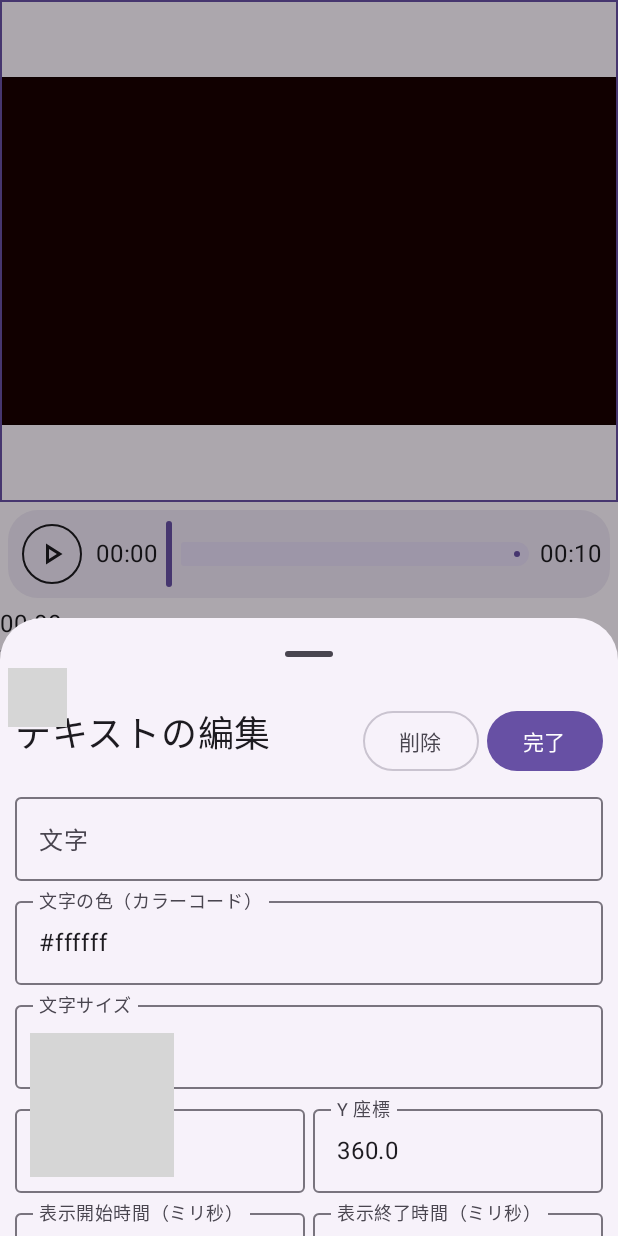
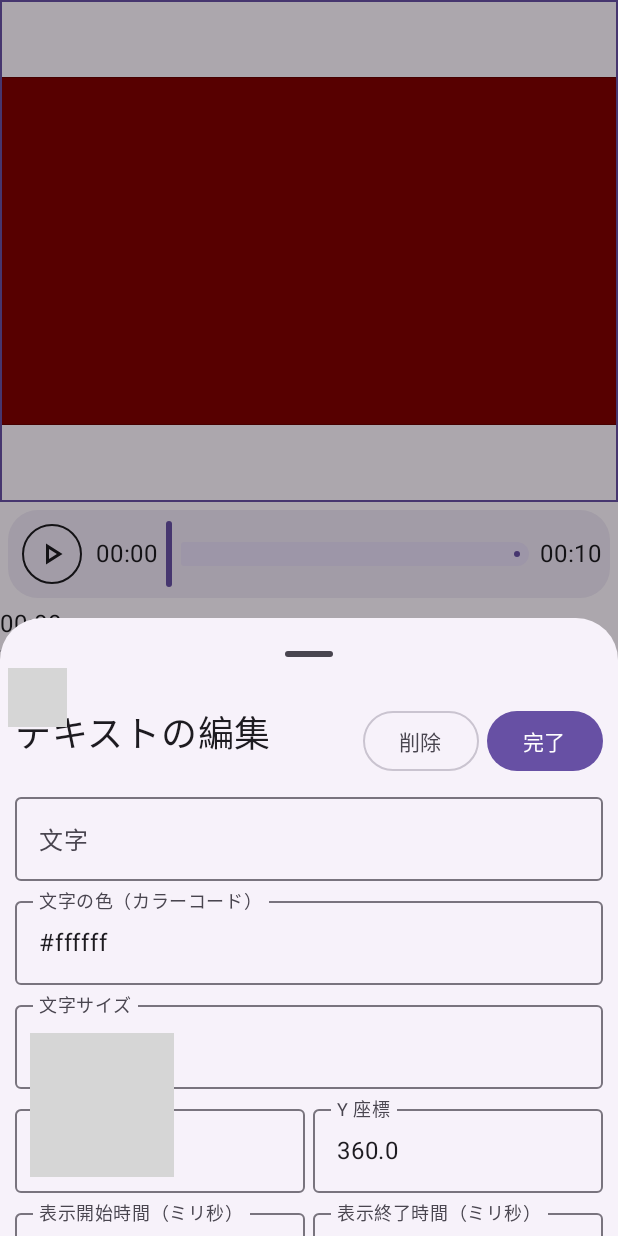
Before and after one commit to takusan23/AkariDroid, an Android app built with Jetpack Compose: the screen it shows after launch (MainActivity), after a tap on "テキストの追加", on a phone screen of 412 x 824 dp. Run offline under Robolectric (Android 15) with nearby library versions, the phone set to English and light mode, and no system bars; 2 statements that could not run were skipped; grey boxes are pictures that could not be loaded.

Commit message:
とりあえず動いている、清書します

```diff
--- a/app/src/main/java/io/github/takusan23/akaridroid/canvasrender/itemrender/TextRender.kt
+++ b/app/src/main/java/io/github/takusan23/akaridroid/canvasrender/itemrender/TextRender.kt
@@ -11,7 +11,7 @@ class TextRender(
 ) : ItemRenderInterface {
 
     /** 文字の大きさとか */
-    private val paint = Paint()
+    private val paint = createPaint(text)
 
     override val displayTime: RenderData.DisplayTime
         get() = text.displayTime
@@ -41,4 +41,20 @@ class TextRender(
     override suspend fun isDisplayPosition(currentPositionMs: Long): Boolean {
         return currentPositionMs in text.displayTime
     }
+
+    companion object {
+
+        /**
+         * [TextRender]で利用されている[Paint]を返す。
+         * 文字を書くときに必要な縦横サイズの測定に。
+         *
+         * @param text 文字サイズとか。[RenderData.CanvasItem.Text]
+         * @return [Paint]
+         */
+        fun createPaint(text: RenderData.CanvasItem.Text): Paint = Paint().apply {
+            color = Color.parseColor(text.fontColor)
+            textSize = text.textSize
+        }
+
+    }
 }
--- a/app/src/main/java/io/github/takusan23/akaridroid/preview/VideoEditorPreviewPlayer.kt
+++ b/app/src/main/java/io/github/takusan23/akaridroid/preview/VideoEditorPreviewPlayer.kt
@@ -66,6 +66,7 @@ class VideoEditorPreviewPlayer(
     ) {
         _playerStatus.update { it.copy(durationMs = durationMs) }
         bitmapCanvasController.createCanvas(videoWidth, videoHeight)
+        playInSingle()
     }
 
     /**
--- a/app/src/main/java/io/github/takusan23/akaridroid/ui/component/TouchPreviewCanvas.kt
+++ b/app/src/main/java/io/github/takusan23/akaridroid/ui/component/TouchPreviewCanvas.kt
@@ -13,7 +13,6 @@ import androidx.compose.foundation.layout.width
 import androidx.compose.material3.MaterialTheme
 import androidx.compose.material3.Text
 import androidx.compose.runtime.Composable
-import androidx.compose.runtime.LaunchedEffect
 import androidx.compose.runtime.mutableStateOf
 import androidx.compose.runtime.remember
 import androidx.compose.ui.Alignment
@@ -25,44 +24,33 @@ import androidx.compose.ui.graphics.RectangleShape
 import androidx.compose.ui.input.pointer.pointerInput
 import androidx.compose.ui.layout.onSizeChanged
 import androidx.compose.ui.platform.LocalDensity
-import androidx.compose.ui.text.TextStyle
-import androidx.compose.ui.text.rememberTextMeasurer
 import androidx.compose.ui.unit.IntOffset
 import androidx.compose.ui.unit.IntSize
 import androidx.compose.ui.unit.dp
 import io.github.takusan23.akaridroid.RenderData
+import io.github.takusan23.akaridroid.ui.component.data.TouchPreviewData
+
+/** ピクセル単位を DP に変換する */
+@Composable
+private fun Int.pxToDp() = with(LocalDensity.current) { this@pxToDp.toDp() }
 
 /**
  * [io.github.takusan23.akaridroid.preview.VideoEditorPreviewPlayer]で素材を直感的に移動できるようにするやつ
+ * あとプレビューを映し出す機能。
+ * TODO タッチ編集機能付きプレビューコンポーネント とかに名前を変えたほうがいい
  */
 @Composable
 fun TouchPreviewCanvas(
     modifier: Modifier = Modifier,
     previewBitmap: ImageBitmap?,
-
-    // TODO TouchPreviewData とかで RenderData.CanvasItem 自体をもらうのはやめる
-    canvasItemList: List<RenderData.CanvasItem>
+    touchPreviewData: TouchPreviewData,
+    onDragAndDropEnd: (TouchPreviewData.PositionUpdateRequest) -> Unit
 ) {
-    // アスペクト比
-    val aspectRate = remember(previewBitmap) { previewBitmap?.let { it.width / it.height.toFloat() } ?: 1f }
-
-
-    val canvasItemList = remember(canvasItemList) { mutableStateOf(canvasItemList) }
-
-    LaunchedEffect(key1 = canvasItemList.value) {
-        println(canvasItemList.value)
-    }
-
-    // 画面サイズにプレビューが入るようにスケールする
-    // Image とかはいい感じにやってくれるのですが、タッチイベントの処理の部分は自前で...
-    val previewComponentSize = remember { mutableStateOf<IntSize?>(null) }
-
     Box(
-        modifier = modifier
-            .border(1.dp, MaterialTheme.colorScheme.primary)
-            .onSizeChanged { previewComponentSize.value = it },
+        modifier = modifier.border(1.dp, MaterialTheme.colorScheme.primary),
         contentAlignment = Alignment.Center
     ) {
+        // プレビューを出す
         if (previewBitmap != null) {
             Image(
                 modifier = Modifier.matchParentSize(),
@@ -73,56 +61,88 @@ fun TouchPreviewCanvas(
             Text(text = "生成中です...")
         }
 
-        // タッチイベントを処理する
-        val canvasWidth = 1280
-        val canvasHeight = 720
-        val touchPreviewScale = previewComponentSize.value?.let { size ->
-            if (canvasHeight < canvasWidth) {
-                previewComponentSize.value!!.width / canvasWidth.toFloat()
+        // キャンバス要素をドラッグアンドドロップで移動できるように
+        TouchPreviewView(
+            modifier = Modifier.matchParentSize(),
+            videoSize = touchPreviewData.videoSize,
+            touchPreviewItemList = touchPreviewData.visibleCanvasItemList,
+            onDragAndDropEnd = onDragAndDropEnd
+        )
+    }
+}
+
+@Composable
+private fun TouchPreviewView(
+    modifier: Modifier = Modifier,
+    videoSize: RenderData.Size,
+    touchPreviewItemList: List<TouchPreviewData.TouchPreviewItem>,
+    onDragAndDropEnd: (TouchPreviewData.PositionUpdateRequest) -> Unit
+) {
+    val parentComponentSize = remember { mutableStateOf<IntSize?>(null) }
+
+    // 親の大きさを出す
+    Box(
+        modifier = modifier.onSizeChanged { parentComponentSize.value = it },
+        contentAlignment = Alignment.Center
+    ) {
+        if (parentComponentSize.value != null) {
+
+            // 動画の縦横サイズと、実際のプレビューで使えるコンポーネントのサイズ。画面外にはみ出さないようにスケールを出す
+            val scale = if (videoSize.height < videoSize.width) {
+                parentComponentSize.value!!.width / videoSize.width.toFloat()
             } else {
-                canvasWidth.toFloat() / previewComponentSize.value!!.width
+                parentComponentSize.value!!.height / videoSize.height.toFloat()
             }
-        } ?: 1f
 
             Box(
                 modifier = Modifier
-                // TODO やめるこれ
-                .requiredWidth(canvasWidth.pxToDp())
-                .requiredHeight(canvasHeight.pxToDp())
-                // requiredWidth だと画面外にはみ出す場合があるので、scale を使って画面内に収まるように調整する
-                .scale(touchPreviewScale)
-                // todo 消す
-                .background(Color.Red.copy(0.1f))
+                    // 動画のサイズの Box を作る
+                    .requiredWidth(videoSize.width.pxToDp())
+                    .requiredHeight(videoSize.height.pxToDp())
+                    // 動画のサイズを指定するとはみ出すので、scale を使って画面内に収まるように調整する
+                    .scale(scale)
+                    .background(Color.Red.copy(.5f))
             ) {
-            canvasItemList.value.forEach { canvasItem ->
-
-                val sizePx = when (canvasItem) {
-                    is RenderData.CanvasItem.Image -> canvasItem.size
-                    is RenderData.CanvasItem.Text -> canvasItem.measureSize()
-                    is RenderData.CanvasItem.Video -> canvasItem.size
+                // 枠線とドラッグできるやつ
+                touchPreviewItemList.forEach { previewItem ->
+                    TouchPreviewItem(
+                        touchPreviewItem = previewItem,
+                        onDragAndDropEnd = onDragAndDropEnd
+                    )
+                }
+            }
+        }
     }
 
-                val offset = remember(canvasItem.position) {
+}
+
+@Composable
+private fun TouchPreviewItem(
+    modifier: Modifier = Modifier,
+    touchPreviewItem: TouchPreviewData.TouchPreviewItem,
+    onDragAndDropEnd: (TouchPreviewData.PositionUpdateRequest) -> Unit
+) {
+    // 動かしてるときの位置
+    val offset = remember(touchPreviewItem) {
         mutableStateOf(
             IntOffset(
-                            x = canvasItem.position.x.toInt(),
-                            y = canvasItem.position.y.toInt()
+                x = touchPreviewItem.position.x.toInt(),
+                y = touchPreviewItem.position.y.toInt()
             )
         )
     }
 
     Box(
-                    modifier = Modifier
-                        .width(sizePx.width.pxToDp())
-                        .height(sizePx.height.pxToDp())
+        modifier = modifier
+            // ピクセル単位で指定する必要あり
+            .width(touchPreviewItem.size.width.pxToDp())
+            .height(touchPreviewItem.size.height.pxToDp())
+            // 移動位置を Offset で指定
             .offset { offset.value }
             .border(1.dp, Color.Yellow, RectangleShape)
-                        .pointerInput(canvasItem) {
-                            var moveItemId: Long? = null
+            // ドラッグアンドドロップで移動させる
+            .pointerInput(touchPreviewItem) {
                 detectDragGestures(
-                                onDragStart = {
-                                    moveItemId = canvasItem.id
-                                },
                     onDrag = { change, dragAmount ->
                         change.consume()
                         offset.value = IntOffset(
@@ -131,37 +151,19 @@ fun TouchPreviewCanvas(
                         )
                     },
                     onDragEnd = {
-                                    canvasItemList.value = canvasItemList.value.map {
-                                        if (it.id == moveItemId) {
-                                            val position = it.position.copy(
-                                                x = offset.value.x * touchPreviewScale,
-                                                y = offset.value.y * touchPreviewScale
+                        // 終了時は上に伝える
+                        onDragAndDropEnd(
+                            TouchPreviewData.PositionUpdateRequest(
+                                id = touchPreviewItem.id,
+                                size = touchPreviewItem.size,
+                                position = RenderData.Position(
+                                    offset.value.x.toFloat(),
+                                    offset.value.y.toFloat()
                                 )
-                                            when (it) {
-                                                is RenderData.CanvasItem.Image -> it.copy(position = position)
-                                                is RenderData.CanvasItem.Text -> it.copy(position = position)
-                                                is RenderData.CanvasItem.Video -> it.copy(position = position)
-                                            }
-                                        } else {
-                                            it
-                                        }
-                                    }
+                            )
+                        )
                     }
                 )
             }
     )
 }
-        }
-    }
-}
-
-@Composable
-private fun RenderData.CanvasItem.Text.measureSize(): RenderData.Size {
-    val textMeasurer = rememberTextMeasurer()
-    val pxToSp = with(LocalDensity.current) { textSize.toSp() }
-    val size = textMeasurer.measure(this.text, TextStyle(fontSize = pxToSp)).size
-    return RenderData.Size(size.width, size.height)
-}
-
-@Composable
-fun Int.pxToDp() = with(LocalDensity.current) { this@pxToDp.toDp() }
--- /dev/null
+++ b/app/src/main/java/io/github/takusan23/akaridroid/ui/component/data/TouchPreviewData.kt
@@ -0,0 +1,43 @@
+package io.github.takusan23.akaridroid.ui.component.data
+
+import io.github.takusan23.akaridroid.RenderData
+import io.github.takusan23.akaridroid.ui.component.data.TouchPreviewData.TouchPreviewItem
+
+/**
+ * [io.github.takusan23.akaridroid.ui.component.TouchPreviewCanvas]で渡すデータ
+ *
+ * @param videoSize 動画の縦横サイズ
+ * @param visibleCanvasItemList 表示すべきキャンバス要素。シーク位置に連動させるのは ViewModel とかで。[TouchPreviewItem]の配列
+ */
+data class TouchPreviewData(
+    val videoSize: RenderData.Size,
+    val visibleCanvasItemList: List<TouchPreviewItem>
+) {
+
+    /**
+     * キャンバス要素がとこにあるか
+     *
+     * @param id [RenderData.CanvasItem.id]と同じ
+     * @param size サイズ
+     * @param position 位置。[RenderData.CanvasItem.position]
+     */
+    data class TouchPreviewItem(
+        val id: Long,
+        val size: RenderData.Size,
+        val position: RenderData.Position
+    )
+
+    /**
+     * ドラッグアンドドロップでキャンバス要素を移動させたときに渡されるデータ
+     *
+     * @param id [RenderData.CanvasItem.id]とおなじ
+     * @param size サイズ
+     * @param position 移動先の位置
+     */
+    data class PositionUpdateRequest(
+        val id: Long,
+        val size: RenderData.Size,
+        val position: RenderData.Position
+    )
+
+}
--- a/app/src/main/java/io/github/takusan23/akaridroid/ui/screen/VideoEditorScreen.kt
+++ b/app/src/main/java/io/github/takusan23/akaridroid/ui/screen/VideoEditorScreen.kt
@@ -45,6 +45,8 @@ fun VideoEditorScreen(viewModel: VideoEditorViewModel = viewModel()) {
     val bottomSheetRouteData = viewModel.bottomSheetRouteData.collectAsStateWithLifecycle()
     // タイムライン
     val timeLineData = viewModel.timeLineData.collectAsStateWithLifecycle()
+    // タッチ編集
+    val touchPreviewData = viewModel.touchPreviewData.collectAsStateWithLifecycle()
 
     // エンコード中の場合
     if (isEncoding?.value == true) {
@@ -95,7 +97,10 @@ fun VideoEditorScreen(viewModel: VideoEditorViewModel = viewModel()) {
                     .fillMaxWidth()
                     .fillMaxHeight(0.5f),
                 previewBitmap = previewBitmap.value?.asImageBitmap(),
-                canvasItemList = renderData.value.canvasRenderItem
+                touchPreviewData = touchPreviewData.value,
+                onDragAndDropEnd = { request ->
+                    viewModel.resolveTouchPreviewDragAndDropRequest(request)
+                }
             )
 
             // シークバーとか
@@ -111,7 +116,7 @@ fun VideoEditorScreen(viewModel: VideoEditorViewModel = viewModel()) {
                 modifier = Modifier,
                 timeLineData = timeLineData.value,
                 onDragAndDropRequest = { request ->
-                    viewModel.resolveDragAndDropRequest(request)
+                    viewModel.resolveTimeLineDragAndDropRequest(request)
                 },
                 onClick = { timeLineItem ->
                     viewModel.getRenderItem(timeLineItem.id)?.also { renderItem ->
--- a/app/src/main/java/io/github/takusan23/akaridroid/viewmodel/VideoEditorViewModel.kt
+++ b/app/src/main/java/io/github/takusan23/akaridroid/viewmodel/VideoEditorViewModel.kt
@@ -6,12 +6,14 @@ import androidx.lifecycle.AndroidViewModel
 import androidx.lifecycle.viewModelScope
 import io.github.takusan23.akaridroid.R
 import io.github.takusan23.akaridroid.RenderData
+import io.github.takusan23.akaridroid.canvasrender.itemrender.TextRender
 import io.github.takusan23.akaridroid.preview.VideoEditorPreviewPlayer
 import io.github.takusan23.akaridroid.tool.UriTool
 import io.github.takusan23.akaridroid.ui.bottomsheet.VideoEditorBottomSheetRouteRequestData
 import io.github.takusan23.akaridroid.ui.bottomsheet.VideoEditorBottomSheetRouteResultData
 import io.github.takusan23.akaridroid.ui.component.VideoEditorBottomBarAddItem
 import io.github.takusan23.akaridroid.ui.component.data.TimeLineData
+import io.github.takusan23.akaridroid.ui.component.data.TouchPreviewData
 import io.github.takusan23.akaridroid.ui.component.data.groupByLane
 import kotlinx.coroutines.flow.MutableStateFlow
 import kotlinx.coroutines.flow.asStateFlow
@@ -22,7 +24,7 @@ import kotlinx.coroutines.flow.map
 import kotlinx.coroutines.flow.update
 import kotlinx.coroutines.launch
 
-/** [io.github.takusan23.akaridroid.ui.screen.VideoEditorScreenKt]用の ViewModel */
+/** [io.github.takusan23.akaridroid.ui.screen.VideoEditorScreen]用の ViewModel */
 class VideoEditorViewModel(private val application: Application) : AndroidViewModel(application) {
     private val context: Context
         get() = application.applicationContext
@@ -41,6 +43,12 @@ class VideoEditorViewModel(private val application: Application) : AndroidViewMo
             durationMs = _renderData.value.durationMs,
             laneCount = 5,
             itemList = emptyList()
+        )
+    )
+    private val _touchPreviewData = MutableStateFlow(
+        TouchPreviewData(
+            videoSize = _renderData.value.videoSize,
+            visibleCanvasItemList = emptyList()
         )
     )
 
@@ -62,6 +70,9 @@ class VideoEditorViewModel(private val application: Application) : AndroidViewMo
     /** タイムラインに表示するデータ。[RenderData]と同期する */
     val timeLineData = _timeLineData.asStateFlow()
 
+    /**  */
+    val touchPreviewData = _touchPreviewData.asStateFlow()
+
     init {
         // 動画の情報が更新されたら
         viewModelScope.launch {
@@ -72,6 +83,7 @@ class VideoEditorViewModel(private val application: Application) : AndroidViewMo
                 .collect { (videoSize, durationMs) ->
                     videoEditorPreviewPlayer.setVideoInfo(videoSize.width, videoSize.height, durationMs)
                     _timeLineData.update { it.copy(durationMs = durationMs) }
+                    _touchPreviewData.update { it.copy(videoSize = videoSize) }
                 }
         }
 
@@ -141,6 +153,43 @@ class VideoEditorViewModel(private val application: Application) : AndroidViewMo
                         }
                     // 入れる
                     _timeLineData.update { it.copy(itemList = timeLineItemDataArrayList) }
+                }
+        }
+
+        // タッチ編集の更新
+        viewModelScope.launch {
+
+            fun createVisibleTouchPreviewItemList() = renderData.value.canvasRenderItem
+                .filter { videoEditorPreviewPlayer.playerStatus.value.currentPositionMs in it.displayTime }
+                .map { canvasItem ->
+                    val measure = canvasItem.measureSize()
+                    TouchPreviewData.TouchPreviewItem(
+                        id = canvasItem.id,
+                        size = measure,
+                        position = if(canvasItem is RenderData.CanvasItem.Text){
+                            canvasItem.position.copy(y =  canvasItem.position.y - measure.height)
+                        }else{
+                            canvasItem.position
+                        }
+                    )
+                }
+
+            // 時間が変化したら
+            val triggerPreviewPosition = videoEditorPreviewPlayer.playerStatus
+                .map { it.currentPositionMs }
+                .distinctUntilChanged()
+                .map { createVisibleTouchPreviewItemList() }
+            // 素材が変化したら
+            val triggerCanvasItem = renderData
+                .map { it.canvasRenderItem }
+                .distinctUntilChanged()
+                .map { createVisibleTouchPreviewItemList() }
+            // 2箇所をトリガーに更新する
+            combine(triggerPreviewPosition, triggerCanvasItem) { a, b -> a + b }
+                .collect { visibleTouchPreviewItemList ->
+                    _touchPreviewData.update {
+                        it.copy(visibleCanvasItemList = visibleTouchPreviewItemList)
+                    }
                 }
         }
     }
@@ -260,7 +309,7 @@ class VideoEditorViewModel(private val application: Application) : AndroidViewMo
      * @param request [io.github.takusan23.akaridroid.ui.component.TimeLine]からドラッグアンドドロップが終わると呼ばれる
      * @return true でドラッグアンドドロップを受け入れたことになる。
      */
-    fun resolveDragAndDropRequest(request: TimeLineData.DragAndDropRequest): Boolean {
+    fun resolveTimeLineDragAndDropRequest(request: TimeLineData.DragAndDropRequest): Boolean {
         // ドラッグアンドドロップ対象の RenderItem を取る
         val renderItem = getRenderItem(request.id)!!
         // ドラッグアンドドロップ移動先に合った DisplayTime を作る
@@ -322,6 +371,21 @@ class VideoEditorViewModel(private val application: Application) : AndroidViewMo
         return isAcceptable
     }
 
+
+    fun resolveTouchPreviewDragAndDropRequest(request: TouchPreviewData.PositionUpdateRequest) {
+        // RenderData を更新する
+        // そのほかも RenderData の Flow から再構築される
+        when (val renderItem = getRenderItem(request.id)!!) {
+            is RenderData.CanvasItem.Image -> addOrUpdateCanvasRenderItem(renderItem.copy(position = request.position))
+            is RenderData.CanvasItem.Video -> addOrUpdateCanvasRenderItem(renderItem.copy(position = request.position))
+            is RenderData.CanvasItem.Text -> addOrUpdateCanvasRenderItem(renderItem.copy(position = request.position))
+            is RenderData.AudioItem.Audio -> {
+                // キャンバス要素だけなのでここに来ることはない
+                // do nothing
+            }
+        }
+    }
+
     /** [RenderData.RenderItem.id] から [RenderData.RenderItem] を返す */
     fun getRenderItem(id: Long): RenderData.RenderItem? = (_renderData.value.canvasRenderItem + _renderData.value.audioRenderItem)
         .firstOrNull { it.id == id }
@@ -378,6 +442,20 @@ class VideoEditorViewModel(private val application: Application) : AndroidViewMo
         }
     }
 
+    /** [RenderData.CanvasItem]から[RenderData.Size]をだす */
+    private fun RenderData.CanvasItem.measureSize(): RenderData.Size {
+        return when (this) {
+            is RenderData.CanvasItem.Image -> this.size
+            is RenderData.CanvasItem.Video -> this.size
+            is RenderData.CanvasItem.Text -> {
+                // テキストには Size が生えていないので計算する
+                val paint = TextRender.createPaint(this)
+                val measure = paint.measureText(this.text)
+                RenderData.Size(width = measure.toInt(), height = paint.textSize.toInt())
+            }
+        }
+    }
+
     /**
      * [TimeLineData.Item]を追加する際に、位置[RenderData.DisplayTime]に被らないレーン番号を取得する。
      * 素材追加時にどのレーンに入れればいいかを判定する
```
Lines whose indentation alone changed are shown as unchanged.
